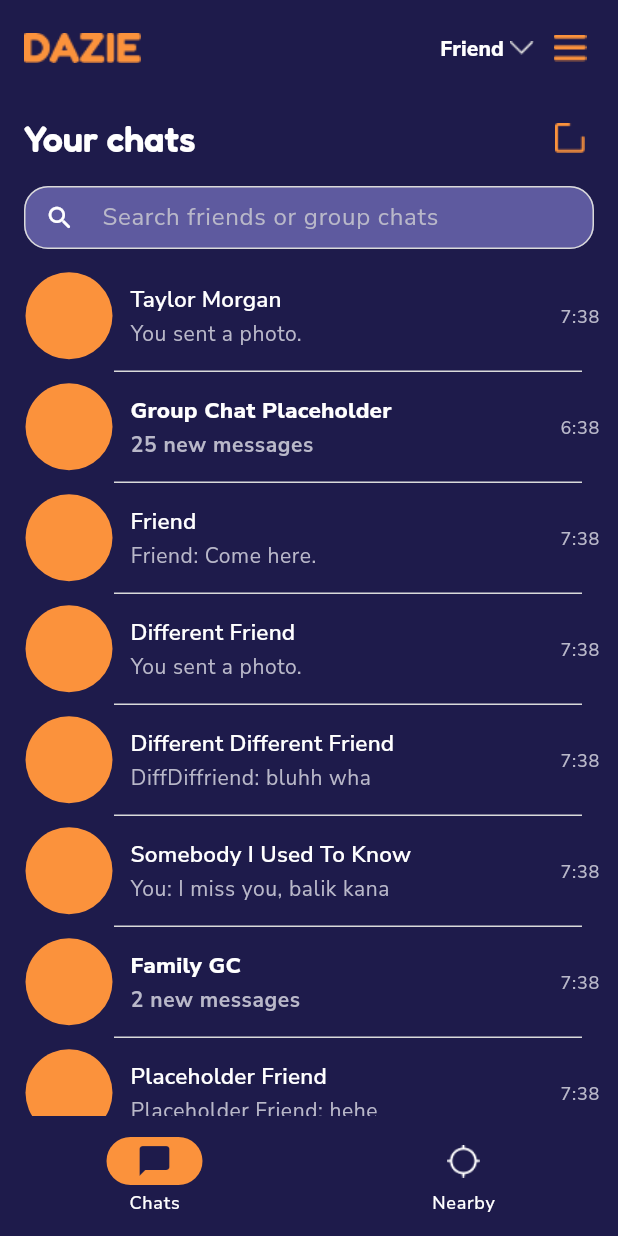
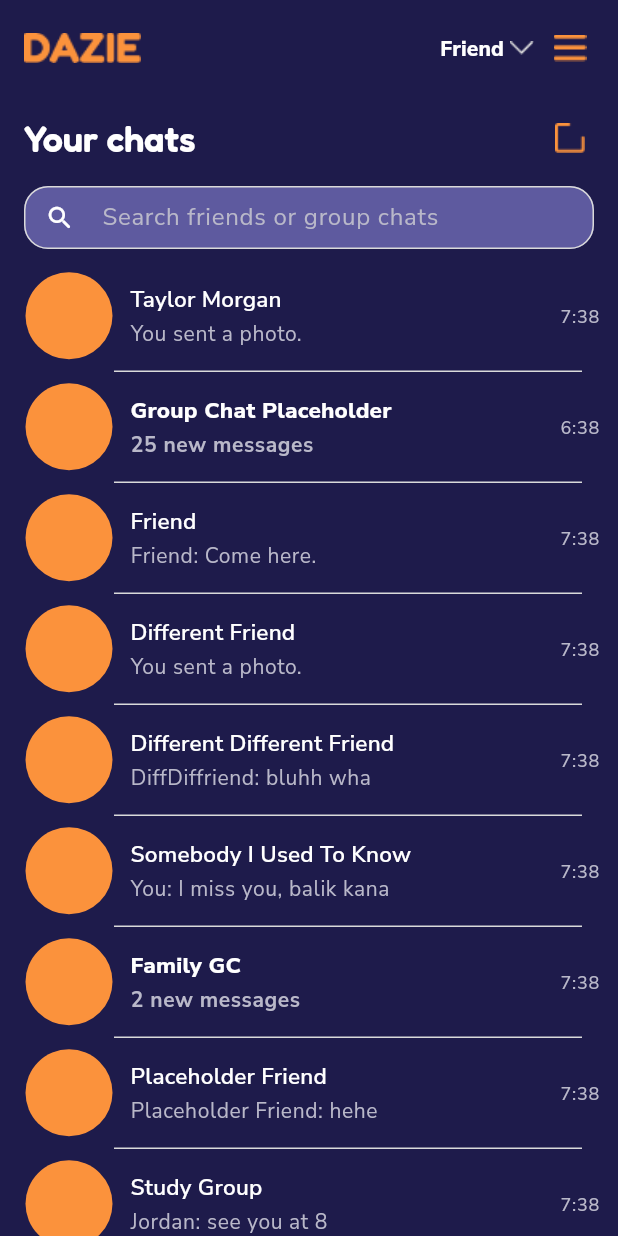
Before and after one commit to prinpami/Dazie, a Flutter app: the HomeScreen screen opened by its route, on a phone screen of 412 x 824 dp. Run offline on Flutter 3.47's test engine with Material 3 defaults, Android fonts, the phone set to English and light mode, and no system bars.

Commit message:
refactor: keep home on the chat list

```diff
--- a/lib/screens/home_screen.dart
+++ b/lib/screens/home_screen.dart
@@ -15,7 +15,6 @@ class HomeScreen extends StatefulWidget {
 class _HomeScreenState extends State<HomeScreen> {
   final _searchController = TextEditingController();
   String _searchText = '';
-  int _selectedTab = 0;
 
   // These sample conversations let us present the layout before chat storage exists.
   static const _conversations = <_ConversationPreview>[
@@ -82,42 +81,13 @@ class _HomeScreenState extends State<HomeScreen> {
   @override
   Widget build(BuildContext context) {
     return Scaffold(
+      backgroundColor: DazieColors.darkIndigo,
       body: SafeArea(
         bottom: false,
         child: Column(
           children: [
             _buildTopBar(),
-            Expanded(
-              child: _selectedTab == 0 ? _buildMessages() : _buildNearby(),
-            ),
-            NavigationBar(
-              selectedIndex: _selectedTab,
-              onDestinationSelected: (index) {
-                setState(() => _selectedTab = index);
-              },
-              destinations: [
-                const NavigationDestination(
-                  icon: Icon(Icons.chat_bubble_outline_rounded),
-                  selectedIcon: Icon(Icons.chat_bubble_rounded),
-                  label: 'Chats',
-                ),
-                NavigationDestination(
-                  icon: Image.asset(
-                    'assets/images/Discovery.png',
-                    width: 22,
-                    height: 22,
-                    semanticLabel: 'Nearby discovery',
-                  ),
-                  selectedIcon: Image.asset(
-                    'assets/images/RadarButton.png',
-                    width: 22,
-                    height: 22,
-                    semanticLabel: 'Nearby discovery selected',
-                  ),
-                  label: 'Nearby',
-                ),
-              ],
-            ),
+            Expanded(child: _buildMessages()),
           ],
         ),
       ),
@@ -291,60 +261,6 @@ class _HomeScreenState extends State<HomeScreen> {
       ],
     );
   }
-
-  Widget _buildNearby() {
-    return Center(
-      child: SingleChildScrollView(
-        padding: const EdgeInsets.all(AppSpacing.xl),
-        child: Column(
-          mainAxisSize: MainAxisSize.min,
-          children: [
-            Container(
-              width: 168,
-              height: 168,
-              decoration: const BoxDecoration(
-                shape: BoxShape.circle,
-                color: DazieColors.midnightIndigo,
-              ),
-              child: Center(
-                child: Image.asset(
-                  'assets/images/RadarButton.png',
-                  width: 76,
-                  height: 76,
-                  semanticLabel: 'Dazie nearby radar',
-                ),
-              ),
-            ),
-            const SizedBox(height: AppSpacing.xl),
-            Text(
-              'Find your friends nearby',
-              textAlign: TextAlign.center,
-              style: Theme.of(context).textTheme.headlineSmall,
-            ),
-            const SizedBox(height: AppSpacing.sm),
-            Text(
-              'Dazie is being designed to help your group stay together when the internet is unavailable. Nearby discovery is a future checkpoint.',
-              textAlign: TextAlign.center,
-              style: Theme.of(context).textTheme.bodyMedium
-                  ?.copyWith(color: DazieColors.mutedText, height: 1.5),
-            ),
-            const SizedBox(height: AppSpacing.xl),
-            FilledButton.icon(
-              onPressed: () => _showPreviewMessage(
-                'Nearby discovery is a visual preview for now.',
-              ),
-              icon: Image.asset(
-                'assets/images/RadarButton.png',
-                width: 18,
-                height: 18,
-              ),
-              label: const Text('PREVIEW RADAR'),
-            ),
-          ],
-        ),
-      ),
-    );
-  }
 }
 
 class _ConversationPreview {
```
